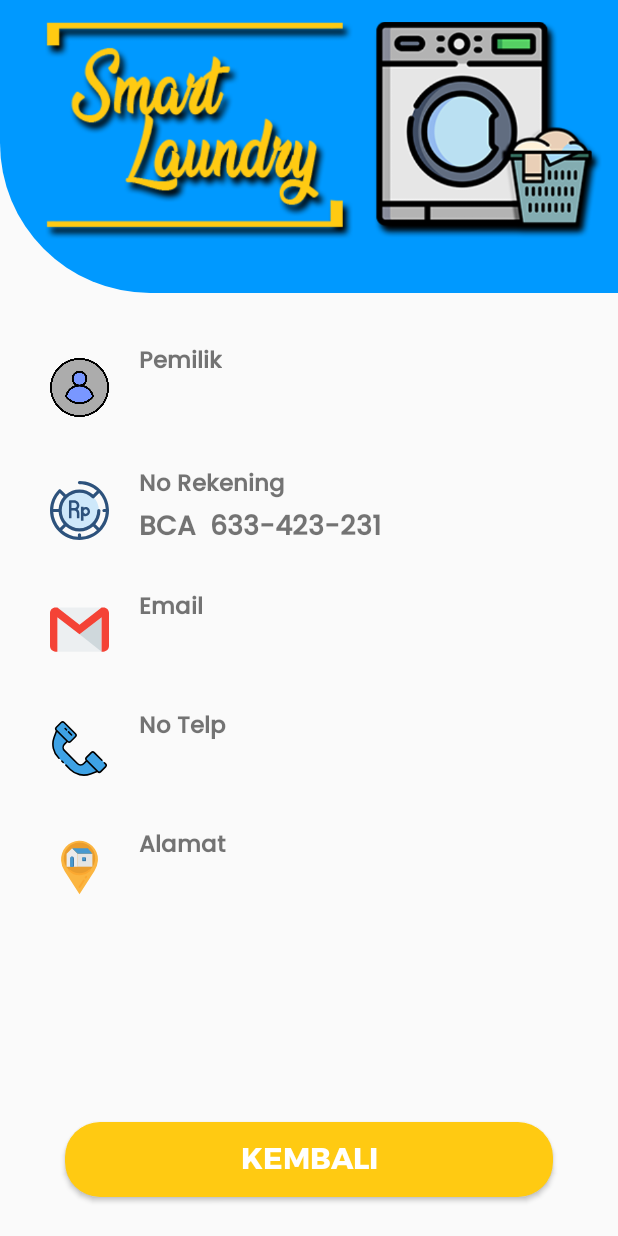
After one commit to ekrprastya/SmartLaundry, an Android app: the InformationActivity screen opened directly, with no data from a screen before it, on a phone screen of 412 x 824 dp. The commit adds this screen. Run offline under Robolectric (Android 15) with nearby library versions, the phone set to English and light mode, and no system bars; our stand-ins replace CircleImageView, Firebase (no records; nobody signed in at launch, a user with empty details on screens opened directly), sdp/ssp sizes; libraries missing offline, so code that uses them is left out: es.dmoral.toasty, maes.tech.intentanim; Roboto replaces fonts that are not available here.

Commit message:
menu informasi

```diff
--- a/app/src/main/AndroidManifest.xml
+++ b/app/src/main/AndroidManifest.xml
@@ -15,7 +15,8 @@
         android:roundIcon="@mipmap/ic_apk_round"
         android:supportsRtl="true"
         android:theme="@style/AppTheme.NoActionbar">
-        <activity android:name=".activity.admin.DetailTopUp"></activity>
+        <activity android:name=".activity.user.InformationActivity"></activity>
+        <activity android:name=".activity.admin.DetailTopUp" />
         <activity android:name=".activity.admin.DetailAdmin" />
         <activity android:name=".activity.admin.ListOrderTopup" />
         <activity android:name=".activity.admin.ListBasketAdmin" />
--- /dev/null
+++ b/app/src/main/java/com/example/smartlaundry/activity/user/InformationActivity.java
@@ -0,0 +1,92 @@
+package com.example.smartlaundry.activity.user;
+
+import androidx.annotation.NonNull;
+import androidx.appcompat.app.AppCompatActivity;
+
+import android.content.Intent;
+import android.os.Bundle;
+import android.view.View;
+import android.view.WindowManager;
+import android.widget.Button;
+import android.widget.TextView;
+
+import com.bumptech.glide.Glide;
+import com.example.smartlaundry.R;
+import com.example.smartlaundry.utils.Session;
+import com.google.firebase.database.DataSnapshot;
+import com.google.firebase.database.DatabaseError;
+import com.google.firebase.database.DatabaseReference;
+import com.google.firebase.database.FirebaseDatabase;
+import com.google.firebase.database.Query;
+import com.google.firebase.database.ValueEventListener;
+
+import es.dmoral.toasty.Toasty;
+import maes.tech.intentanim.CustomIntent;
+
+import static com.example.smartlaundry.utils.Path.USERS;
+
+public class InformationActivity extends AppCompatActivity {
+
+    private TextView tvowner,tvemail,tvalamat,tvtelp;
+    private Button btnback;
+    private String email,nama,alamat,nohp;
+    @Override
+    protected void onCreate(Bundle savedInstanceState) {
+        super.onCreate(savedInstanceState);
+        setContentView(R.layout.activity_information);
+        getWindow().setFlags(WindowManager.LayoutParams.FLAG_FULLSCREEN,
+                WindowManager.LayoutParams.FLAG_FULLSCREEN);
+        init();
+        btnback.setOnClickListener(v->{
+            Intent intent = new Intent(getApplicationContext(), MainActivity.class);
+            startActivity(intent);
+            finishAffinity();
+            finish();
+            CustomIntent.customType(this,"up-to-bottom");
+        });
+
+    }
+
+    private void init() {
+        tvowner = findViewById(R.id.infoowner);
+        tvemail = findViewById(R.id.infomail);
+        tvalamat = findViewById(R.id.infoalamat);
+        tvtelp = findViewById(R.id.infotelp);
+        btnback = findViewById(R.id.infoback);
+
+        DatabaseReference rootRef = FirebaseDatabase.getInstance().getReference();
+        rootRef.keepSynced(true);
+        DatabaseReference userRef = rootRef.child(USERS);
+        Query query = userRef.orderByChild("uid").equalTo("nDb8qGUrSxZUPHWPbh4W9I7gVsH2");
+        query.addValueEventListener(new ValueEventListener() {
+            @Override
+            public void onDataChange(@NonNull DataSnapshot dataSnapshot) {
+                for (DataSnapshot key : dataSnapshot.getChildren()){
+                    email = key.child("email").getValue(String.class);
+                    nama = key.child("nama").getValue(String.class);
+                    alamat = key.child("alamat").getValue(String.class);
+                    nohp = key.child("nohp").getValue(String.class);
+                }
+                tvowner.setText(nama);
+                tvemail.setText(email);
+                tvalamat.setText(alamat);
+                tvtelp.setText(nohp);
+            }
+
+            @Override
+            public void onCancelled(@NonNull DatabaseError databaseError) {
+
+                Toasty.error(getApplicationContext(),databaseError.getMessage(),Toasty.LENGTH_SHORT).show();
+            }
+        });
+    }
+
+    @Override
+    public void onBackPressed() {
+        Intent intent = new Intent(getApplicationContext(), MainActivity.class);
+        startActivity(intent);
+        finishAffinity();
+        finish();
+        CustomIntent.customType(this,"up-to-bottom");
+    }
+}
--- a/app/src/main/java/com/example/smartlaundry/activity/user/MainActivity.java
+++ b/app/src/main/java/com/example/smartlaundry/activity/user/MainActivity.java
@@ -46,7 +46,7 @@ import static com.example.smartlaundry.utils.Path.USERS;
 
 public class MainActivity extends AppCompatActivity {
     private TextView tvname,tvsaldo;
-    private CardView cvprofile,cvpayment,cvlist,cvlistpro,cvcallcenter;
+    private CardView cvprofile,cvpayment,cvlist,cvlistpro,cvgoin;
     private String email,nama,alamat,nohp,photo,uid,stringsaldo;
     private int saldo;
     private AVLoadingIndicatorView avi;
@@ -132,6 +132,11 @@ public class MainActivity extends AppCompatActivity {
             Intent intent = new Intent(getApplicationContext(), MyBasketList.class);
             startActivity(intent);
             CustomIntent.customType(this,"fadein-to-fadeout");
+        });
+        cvgoin.setOnClickListener(v->{
+            Intent intent = new Intent(getApplicationContext(), InformationActivity.class);
+            startActivity(intent);
+            CustomIntent.customType(this,"bottom-to-up");
         });
 
         //notif data order
@@ -269,7 +274,7 @@ public class MainActivity extends AppCompatActivity {
         cvprofile = findViewById(R.id.goprofile);
         cvpayment = findViewById(R.id.golaundry);
         cvlist =findViewById(R.id.gopament);
-        cvcallcenter = findViewById(R.id.gocall);
+        cvgoin = findViewById(R.id.goin);
         cvlistpro = findViewById(R.id.golaundrylist);
         notificationManager = NotificationManagerCompat.from(this);
     }
--- /dev/null
+++ b/app/src/main/res/drawable/ic_info.xml
@@ -0,0 +1,8 @@
+<vector android:height="34dp" android:viewportHeight="512"
+    android:viewportWidth="512" android:width="34dp" xmlns:android="http://schemas.android.com/apk/res/android">
+    <path android:fillColor="#0A4EAF" android:pathData="M256,512c-68.38,0 -132.667,-26.629 -181.02,-74.98C26.629,388.667 0,324.38 0,256S26.629,123.333 74.98,74.98C123.333,26.629 187.62,0 256,0s132.667,26.629 181.02,74.98C485.371,123.333 512,187.62 512,256s-26.629,132.667 -74.98,181.02C388.667,485.371 324.38,512 256,512z"/>
+    <path android:fillColor="#063E8B" android:pathData="M437.02,74.98C388.667,26.629 324.38,0 256,0v512c68.38,0 132.667,-26.629 181.02,-74.98C485.371,388.667 512,324.38 512,256S485.371,123.333 437.02,74.98z"/>
+    <path android:fillColor="#FFFFFF" android:pathData="M256,185c-30.327,0 -55,-24.673 -55,-55s24.673,-55 55,-55s55,24.673 55,55S286.327,185 256,185zM301,395V215H191v30h30v150h-30v30h140v-30H301z"/>
+    <path android:fillColor="#CCEFFF" android:pathData="M256,185c30.327,0 55,-24.673 55,-55s-24.673,-55 -55,-55V185z"/>
+    <path android:fillColor="#CCEFFF" android:pathData="M301,395l0,-180l-45,0l0,210l75,0l0,-30z"/>
+</vector>
--- /dev/null
+++ b/app/src/main/res/layout/activity_information.xml
@@ -0,0 +1,305 @@
+<?xml version="1.0" encoding="utf-8"?>
+<androidx.constraintlayout.widget.ConstraintLayout xmlns:android="http://schemas.android.com/apk/res/android"
+    xmlns:app="http://schemas.android.com/apk/res-auto"
+    xmlns:tools="http://schemas.android.com/tools"
+    android:layout_width="match_parent"
+    android:layout_height="match_parent"
+    tools:context=".activity.user.InformationActivity">
+
+    <LinearLayout
+        android:id="@+id/llinfo1"
+        app:layout_constraintTop_toTopOf="parent"
+        app:layout_constraintEnd_toEndOf="parent"
+        app:layout_constraintStart_toStartOf="parent"
+        android:gravity="center"
+        android:orientation="vertical"
+        android:layout_width="match_parent"
+        android:layout_height="@dimen/_150sdp"
+        android:background="@drawable/linearlayout_blue">
+        <ImageView
+            android:layout_width="match_parent"
+            android:layout_height="wrap_content"
+            android:src="@drawable/logo2"
+            android:layout_gravity="center"/>
+    </LinearLayout>
+
+    <LinearLayout
+        android:id="@+id/linearLayout"
+        android:layout_width="match_parent"
+        android:layout_height="wrap_content"
+        android:layout_gravity="center"
+        android:orientation="vertical"
+        android:padding="8dp"
+        app:layout_constraintEnd_toEndOf="parent"
+        app:layout_constraintStart_toStartOf="parent"
+        app:layout_constraintTop_toBottomOf="@+id/llinfo1">
+
+        <!--Telp-->
+        <LinearLayout
+            android:layout_width="match_parent"
+            android:layout_height="wrap_content"
+            android:layout_marginTop="25dp"
+            android:orientation="horizontal"
+            android:paddingStart="25dp"
+            tools:ignore="RtlSymmetry">
+
+            <de.hdodenhof.circleimageview.CircleImageView
+                android:layout_width="@dimen/_30sdp"
+                android:layout_height="@dimen/_30sdp"
+                android:layout_marginTop="10dp"
+                android:background="@drawable/user"
+                app:civ_border_color="#000"
+                app:civ_border_width="2dp" />
+
+            <LinearLayout
+                android:layout_width="match_parent"
+                android:layout_height="wrap_content"
+                android:orientation="vertical">
+
+                <TextView
+                    android:layout_width="wrap_content"
+                    android:layout_height="wrap_content"
+                    android:layout_gravity="center_vertical"
+                    android:fontFamily="@font/poppins_medium"
+                    android:paddingStart="20dp"
+                    android:text="Pemilik"
+                    android:textSize="@dimen/_12ssp"
+                    android:textStyle="bold" />
+
+                <TextView
+                    android:id="@+id/infoowner"
+                    android:layout_width="wrap_content"
+                    android:layout_height="wrap_content"
+                    android:layout_gravity="center_vertical"
+                    android:fontFamily="@font/poppins_medium"
+                    android:paddingStart="20dp"
+                    android:text="Loading "
+                    android:textSize="@dimen/_14ssp"
+                    android:textStyle="bold" />
+            </LinearLayout>
+        </LinearLayout>
+
+
+        <!--Telp-->
+        <LinearLayout
+            android:layout_width="match_parent"
+            android:layout_height="wrap_content"
+            android:layout_marginTop="25dp"
+            android:orientation="horizontal"
+            android:paddingStart="25dp"
+            tools:ignore="RtlSymmetry">
+
+            <de.hdodenhof.circleimageview.CircleImageView
+                android:layout_width="@dimen/_30sdp"
+                android:layout_height="@dimen/_30sdp"
+                android:layout_marginTop="10dp"
+                android:background="@drawable/ic_money"
+                app:civ_border_color="#000"
+                app:civ_border_width="2dp" />
+
+            <LinearLayout
+                android:layout_width="match_parent"
+                android:layout_height="wrap_content"
+                android:orientation="vertical">
+
+                <TextView
+                    android:layout_width="wrap_content"
+                    android:layout_height="wrap_content"
+                    android:layout_gravity="center_vertical"
+                    android:fontFamily="@font/poppins_medium"
+                    android:paddingStart="20dp"
+                    android:text="No Rekening"
+                    android:textSize="@dimen/_12ssp"
+                    android:textStyle="bold" />
+
+                <TextView
+                    android:id="@+id/inforek"
+                    android:layout_width="wrap_content"
+                    android:layout_height="wrap_content"
+                    android:layout_gravity="center_vertical"
+                    android:fontFamily="@font/poppins_medium"
+                    android:paddingStart="20dp"
+                    android:text="BCA  633-423-231 "
+                    android:textSize="@dimen/_14ssp"
+                    android:textStyle="bold" />
+            </LinearLayout>
+        </LinearLayout>
+
+        <!--Weight-->
+        <LinearLayout
+            android:layout_width="match_parent"
+            android:layout_height="wrap_content"
+            android:layout_marginTop="25dp"
+            android:orientation="horizontal"
+            android:paddingStart="25dp"
+            tools:ignore="RtlSymmetry">
+
+            <ImageView
+                android:layout_width="@dimen/_30sdp"
+                android:layout_height="@dimen/_30sdp"
+                android:layout_gravity="center"
+                android:src="@drawable/ic_email" />
+
+            <LinearLayout
+                android:layout_width="match_parent"
+                android:layout_height="wrap_content"
+                android:orientation="vertical">
+
+                <TextView
+                    android:layout_width="wrap_content"
+                    android:layout_height="wrap_content"
+                    android:layout_gravity="center_vertical"
+                    android:fontFamily="@font/poppins_medium"
+                    android:paddingStart="20dp"
+                    android:text="Email"
+                    android:textSize="@dimen/_12ssp"
+                    android:textStyle="bold" />
+
+                <LinearLayout
+                    android:layout_width="match_parent"
+                    android:layout_height="wrap_content"
+                    android:orientation="horizontal">
+
+                    <TextView
+                        android:id="@+id/infomail"
+                        android:layout_width="wrap_content"
+                        android:layout_height="wrap_content"
+                        android:layout_gravity="center_vertical"
+                        android:fontFamily="@font/poppins_medium"
+                        android:paddingStart="20dp"
+                        android:text="Loading"
+                        android:textSize="@dimen/_13ssp"
+                        android:textStyle="bold" />
+                </LinearLayout>
+            </LinearLayout>
+
+        </LinearLayout>
+
+        <!--Weight-->
+        <LinearLayout
+            android:layout_width="match_parent"
+            android:layout_height="wrap_content"
+            android:layout_marginTop="25dp"
+            android:orientation="horizontal"
+            android:paddingStart="25dp"
+            tools:ignore="RtlSymmetry">
+
+            <ImageView
+                android:layout_width="@dimen/_30sdp"
+                android:layout_height="@dimen/_30sdp"
+                android:layout_gravity="center"
+                android:src="@drawable/ic_phone" />
+
+            <LinearLayout
+                android:layout_width="match_parent"
+                android:layout_height="wrap_content"
+                android:orientation="vertical">
+
+                <TextView
+                    android:layout_width="wrap_content"
+                    android:layout_height="wrap_content"
+                    android:layout_gravity="center_vertical"
+                    android:fontFamily="@font/poppins_medium"
+                    android:paddingStart="20dp"
+                    android:text="No Telp"
+                    android:textSize="@dimen/_12ssp"
+                    android:textStyle="bold" />
+
+                <LinearLayout
+                    android:layout_width="match_parent"
+                    android:layout_height="wrap_content"
+                    android:orientation="horizontal">
+
+                    <TextView
+                        android:id="@+id/infotelp"
+                        android:layout_width="wrap_content"
+                        android:layout_height="wrap_content"
+                        android:layout_gravity="center_vertical"
+                        android:fontFamily="@font/poppins_medium"
+                        android:paddingStart="20dp"
+                        android:text="Loading"
+                        android:textSize="@dimen/_13ssp"
+                        android:textStyle="bold" />
+
+                    <TextView
+                        android:id="@+id/beratdetail2"
+                        android:layout_width="wrap_content"
+                        android:layout_height="wrap_content"
+                        android:layout_gravity="center_vertical"
+                        android:fontFamily="@font/poppins_medium"
+                        android:paddingStart="5dp"
+                        android:text=" "
+                        android:textSize="@dimen/_13ssp"
+                        android:textStyle="bold" />
+                </LinearLayout>
+            </LinearLayout>
+
+        </LinearLayout>
+
+        <!--Humidity-->
+        <LinearLayout
+            android:layout_width="match_parent"
+            android:layout_height="wrap_content"
+            android:layout_marginTop="25dp"
+            android:orientation="horizontal"
+            android:paddingStart="25dp"
+            tools:ignore="RtlSymmetry">
+
+            <ImageView
+                android:layout_width="@dimen/_30sdp"
+                android:layout_height="@dimen/_30sdp"
+                android:layout_gravity="center"
+                android:src="@drawable/ic_pin" />
+
+            <LinearLayout
+                android:layout_width="match_parent"
+                android:layout_height="wrap_content"
+                android:orientation="vertical">
+
+                <TextView
+                    android:layout_width="wrap_content"
+                    android:layout_height="wrap_content"
+                    android:layout_gravity="center_vertical"
+                    android:fontFamily="@font/poppins_medium"
+                    android:paddingStart="20dp"
+                    android:text="Alamat"
+                    android:textSize="@dimen/_12ssp"
+                    android:textStyle="bold" />
+
+                <TextView
+                    android:id="@+id/infoalamat"
+                    android:layout_width="wrap_content"
+                    android:layout_height="wrap_content"
+                    android:layout_gravity="center_vertical"
+                    android:fontFamily="@font/poppins_medium"
+                    android:paddingStart="20dp"
+                    android:text="Loading"
+                    android:textSize="@dimen/_13ssp"
+                    android:textStyle="bold"
+                    tools:ignore="RtlSymmetry" />
+            </LinearLayout>
+
+        </LinearLayout>
+
+    </LinearLayout>
+    <!--Tombol-->
+    <Button
+        android:id="@+id/infoback"
+        android:layout_width="@dimen/_250sdp"
+        android:layout_height="50dp"
+        android:layout_gravity="center"
+        android:layout_margin="@dimen/_20sdp"
+        android:background="@drawable/bg_btn"
+        android:fontFamily="@font/montserrat_bold"
+        android:text="KEMBALI"
+        android:textColor="@color/white"
+        android:textSize="@dimen/_15ssp"
+        android:textStyle="bold"
+        app:layout_constraintBottom_toBottomOf="parent"
+        app:layout_constraintEnd_toEndOf="parent"
+        app:layout_constraintStart_toStartOf="parent"
+        app:layout_constraintTop_toBottomOf="@+id/linearLayout"
+        app:layout_constraintVertical_bias="1.0" />
+
+
+</androidx.constraintlayout.widget.ConstraintLayout>
--- a/app/src/main/res/layout/activity_main.xml
+++ b/app/src/main/res/layout/activity_main.xml
@@ -183,8 +183,8 @@
         </androidx.cardview.widget.CardView>
 
         <androidx.cardview.widget.CardView
-            android:id="@+id/gocall"
-            android:visibility="gone"
+            android:id="@+id/goin"
+            android:visibility="visible"
             android:layout_gravity="center"
             android:layout_width="@dimen/_250sdp"
             android:layout_height="@dimen/_60sdp"
@@ -201,7 +201,7 @@
                     android:layout_toEndOf="@+id/help"
                     android:layout_width="wrap_content"
                     android:layout_height="wrap_content"
-                    android:text="Call Center "
+                    android:text="Information "
                     android:textSize="@dimen/_15ssp"
                     android:fontFamily="@font/montserrat_bold"
                     android:textColor="#FFF"
@@ -210,7 +210,7 @@
                 <ImageView
                     android:layout_width="80dp"
                     android:id="@+id/help"
-                    android:src="@drawable/ic_technology"
+                    android:src="@drawable/ic_info"
                     android:layout_height="80dp"
                     android:layout_alignParentStart="true"/>
             </RelativeLayout>
```
Also changed, not shown: 1 other file.
